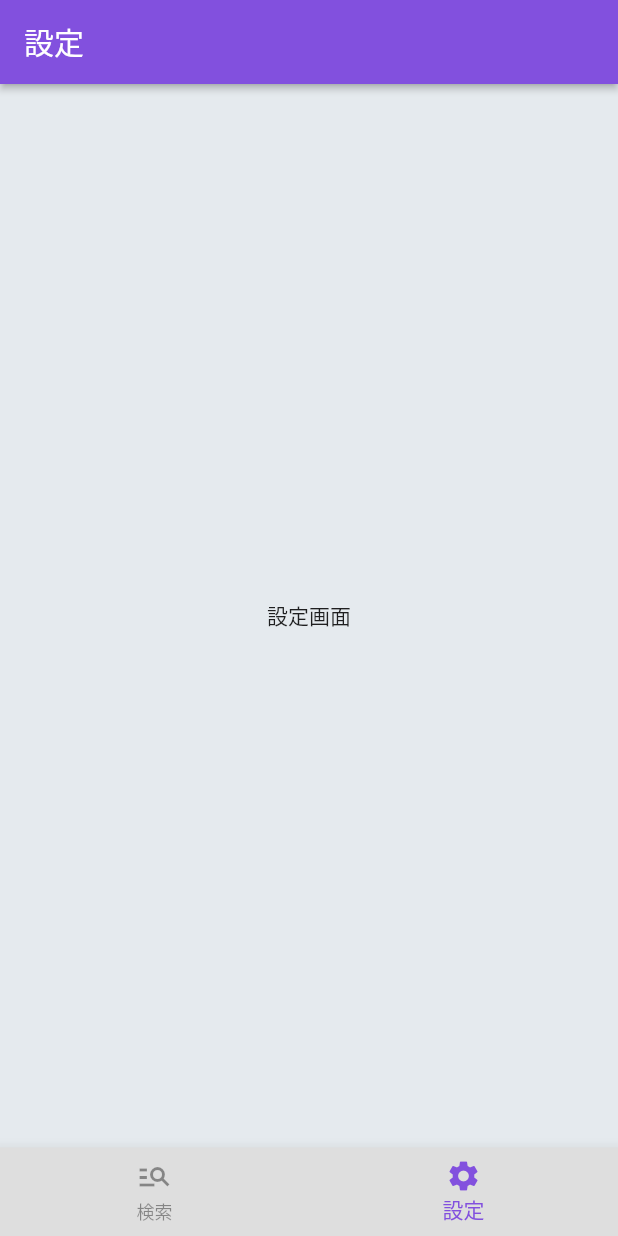
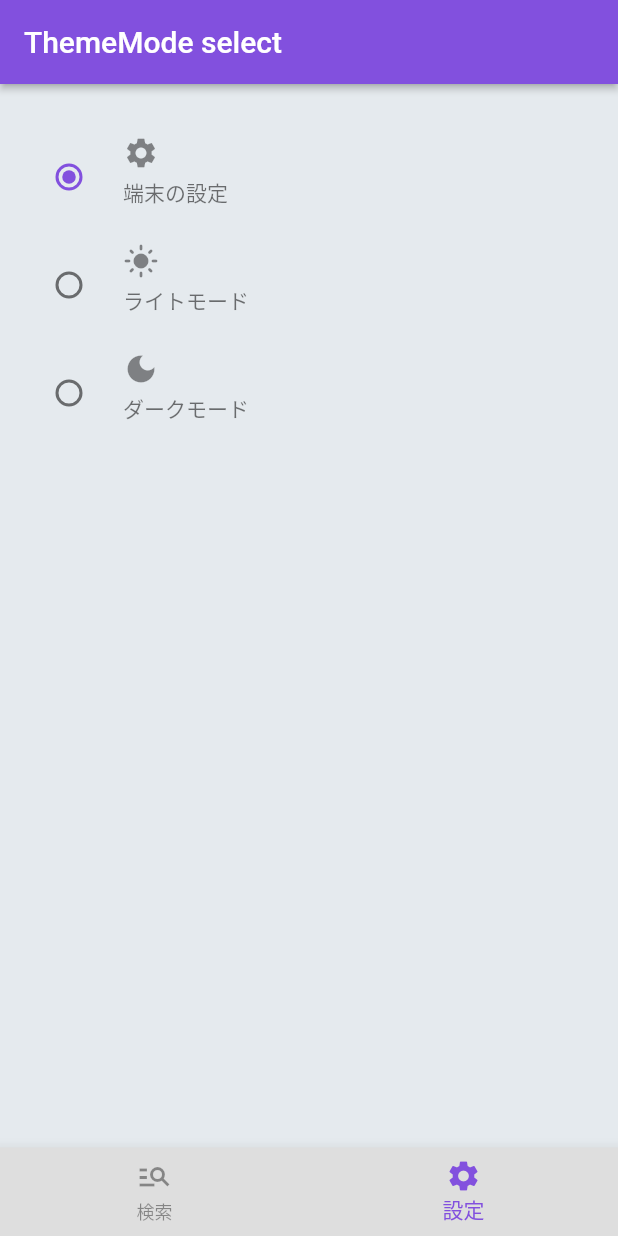
Before and after one commit to trm11tkr/github-repo-search, a Flutter app: the screen it shows after launch, item 2 of the bottom bar chosen, on a phone screen of 412 x 824 dp. Run offline on Flutter 3.47's test engine with Material 2 defaults, Android fonts, the phone set to English and light mode, and no system bars; our stand-ins replace extended_image, freezed_annotation, gap, hooks_riverpod, pull_to_refresh_flutter3, shared_preferences; missing offline and left inert: simple_logger; network calls fail.

Commit message:
SettinPageでThemeを変更できる機能の追加

```diff
--- a/lib/app.dart
+++ b/lib/app.dart
@@ -3,18 +3,20 @@ import 'package:github_repo_search/core/model/github_repos_state.dart';
 import 'package:github_repo_search/core/res/app_theme.dart';
 import 'package:github_repo_search/core/services/api/repo_search_client.dart';
 import 'package:github_repo_search/feature/navigation/navigation_page.dart';
+import 'package:github_repo_search/feature/setting/theme_controller.dart';
 import 'package:github_repo_search/utils/logger.dart';
 import 'package:hooks_riverpod/hooks_riverpod.dart';
 
-class App extends StatelessWidget {
+class App extends ConsumerWidget {
   const App({super.key});
 
   @override
-  Widget build(BuildContext context) {
+  Widget build(BuildContext context, WidgetRef ref) {
     return MaterialApp(
       title: 'GitHub Search App',
       theme: appTheme,
       darkTheme: appThemeDark,
+      themeMode: ref.watch(themeSelectorProvider),
       home: const NavigationPage(),
     );
   }
--- a/lib/feature/setting/setting_page.dart
+++ b/lib/feature/setting/setting_page.dart
@@ -1,14 +1,51 @@
 import 'package:flutter/material.dart';
+import 'package:github_repo_search/core/extension/theme_mode_extension.dart';
+import 'package:github_repo_search/feature/setting/theme_controller.dart';
+import 'package:github_repo_search/gen/colors.gen.dart';
+import 'package:hooks_riverpod/hooks_riverpod.dart';
 
-class SettingPage extends StatelessWidget {
+class SettingPage extends ConsumerWidget {
   const SettingPage({super.key});
 
   @override
-  Widget build(BuildContext context) {
+  Widget build(BuildContext context, WidgetRef ref) {
+    // <StateNotifier>ThemeSelectorのインスタンスを監視
+    final themeSelector = ref.watch(themeSelectorProvider.notifier);
+    // 現在選択されているThemeModeを監視
+    final currentThemeMode = ref.watch(themeSelectorProvider);
     return Scaffold(
-      appBar: AppBar(title: const Text('設定')),
-      body: const Center(
-        child: Text('設定画面'),
+      appBar: AppBar(
+        title: const Text('ThemeMode select'),
+      ),
+      body: Padding(
+        padding: const EdgeInsets.all(10),
+        child: Column(
+          children: [
+            Expanded(
+              child: ListView.builder(
+                padding: const EdgeInsets.symmetric(vertical: 16),
+                itemCount: ThemeMode.values.length,
+                itemBuilder: (_, index) {
+                  final themeMode = ThemeMode.values[index];
+                  return RadioListTile<ThemeMode>(
+                    activeColor: ColorName.primary,
+                    value: themeMode, // ラジオボタンのvalue(ThemeModeのenum)
+                    groupValue: currentThemeMode, // 現在選択されているボタン
+                    onChanged: (newTheme) {
+                      themeSelector.changeAndSave(newTheme!);
+                    },
+
+                    title: Align(
+                      alignment: Alignment.centerLeft,
+                      child: Icon(themeMode.iconData),
+                    ),
+                    subtitle: Text(themeMode.subtitle),
+                  );
+                },
+              ),
+            ),
+          ],
+        ),
       ),
     );
   }
--- a/lib/main.dart
+++ b/lib/main.dart
@@ -1,11 +1,23 @@
 import 'package:flutter/material.dart';
 import 'package:github_repo_search/utils/logger.dart';
+import 'package:github_repo_search/utils/provider.dart';
 import 'package:hooks_riverpod/hooks_riverpod.dart';
+import 'package:shared_preferences/shared_preferences.dart';
 
 import 'app.dart';
 
-void main() {
+void main() async {
+  WidgetsFlutterBinding.ensureInitialized();
   Logger.configure();
 
-  runApp(const ProviderScope(child: App()));
+  runApp(
+    ProviderScope(
+      overrides: [
+        sharedPreferencesProvider.overrideWithValue(
+          await SharedPreferences.getInstance(),
+        )
+      ],
+      child: const App(),
+    ),
+  );
 }
```
